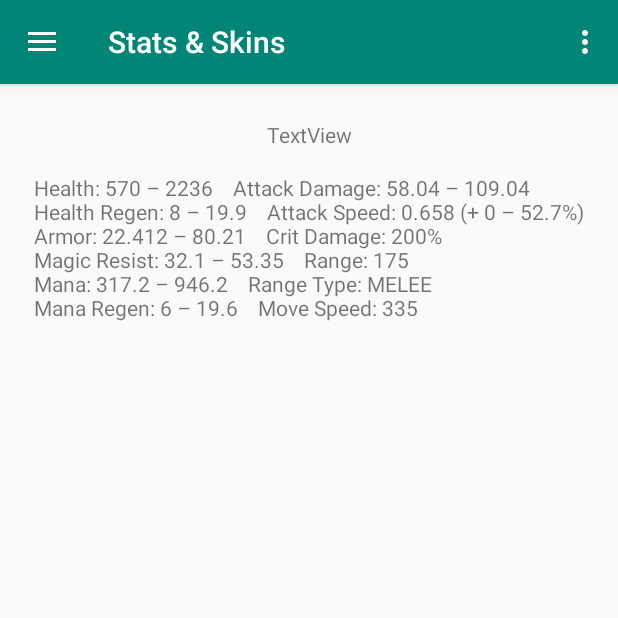
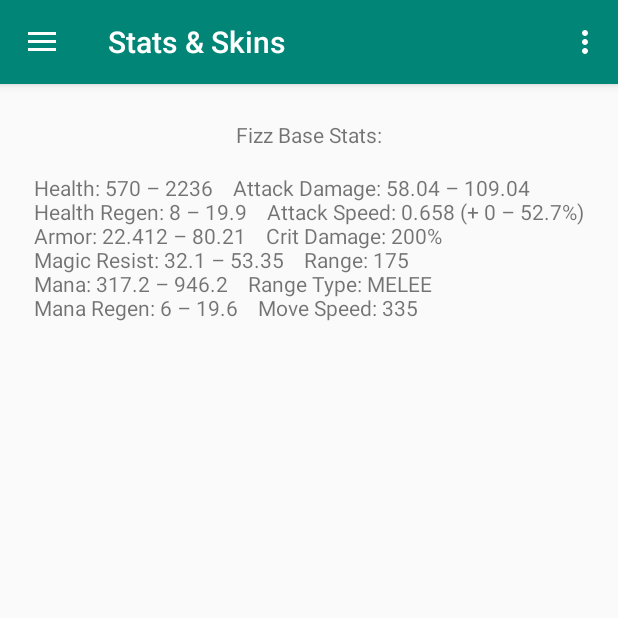
Before and after one commit to JacksonMcLane/ChampionSpotlight, an Android app: the screen it shows after launch (ChampionSpotlightActivity), after a tap on an icon or button, on a phone screen of 412 x 824 dp, the top half of it. Run offline under Robolectric (Android 15) with nearby library versions, the phone set to English and light mode, and no system bars; 1 other tap on this screen came first.

Commit message:
Made things work

```diff
--- a/app/build.gradle
+++ b/app/build.gradle
@@ -25,6 +25,7 @@ dependencies {
     implementation 'androidx.constraintlayout:constraintlayout:1.1.3'
     implementation 'androidx.legacy:legacy-support-v4:1.0.0'
     implementation 'com.google.android.material:material:1.0.0'
+    implementation 'com.synnapps:carouselview:0.1.5'
     testImplementation 'junit:junit:4.12'
     androidTestImplementation 'androidx.test:runner:1.2.0'
     androidTestImplementation 'androidx.test.espresso:espresso-core:3.2.0'
--- a/app/src/main/java/com/example/championspotlight/StatsSkinsFragment.java
+++ b/app/src/main/java/com/example/championspotlight/StatsSkinsFragment.java
@@ -2,7 +2,6 @@ package com.example.championspotlight;
 
 import androidx.annotation.NonNull;
 import androidx.annotation.Nullable;
-import androidx.appcompat.app.AppCompatActivity;
 import androidx.fragment.app.Fragment;
 
 import android.os.Bundle;
@@ -11,17 +10,15 @@ import android.view.View;
 import android.view.ViewGroup;
 import android.widget.TextView;
 
-import org.w3c.dom.Text;
-
 public class StatsSkinsFragment extends Fragment {
 
-    private TextView textViewStats;
+    private TextView textViewStats, textViewStatsHeader;
 
     @Nullable
     @Override
     public View onCreateView(@NonNull LayoutInflater inflater, @Nullable ViewGroup container, @Nullable Bundle savedInstanceState) {
         View rootView = inflater.inflate(R.layout.activity_stats_skins_fragment, container, false);
-        textViewStats = rootView.findViewById(R.id.textView_stats_text);
+        wireWidgets(rootView);
         textViewStats.setText(
                 "Health: 570 – 2236    Attack Damage: 58.04 – 109.04\n" +
                 "Health Regen: 8 – 19.9    Attack Speed: 0.658 (+ 0 – 52.7%)\n" +
@@ -29,11 +26,12 @@ public class StatsSkinsFragment extends Fragment {
                 "Magic Resist: 32.1 – 53.35    Range: 175\n" +
                 "Mana: 317.2 – 946.2    Range Type: MELEE\n" +
                 "Mana Regen: 6 – 19.6    Move Speed: 335");
-        wireWidgets(rootView);
+        textViewStatsHeader.setText(R.string.fizz_base_stats);
         return rootView;
     }
 
     private void wireWidgets(View rootView) {
         textViewStats = rootView.findViewById(R.id.textView_stats_text);
+        textViewStatsHeader = rootView.findViewById(R.id.textView_stats_header);
     }
 }
--- a/app/src/main/res/values/strings.xml
+++ b/app/src/main/res/values/strings.xml
@@ -5,6 +5,7 @@
     <string name="navigation_drawer_close">Close navigation drawer</string>
     <string name="nav_header_title">Fizz</string>
     <string name="nav_header_subtitle">The Tidal Trickster</string>
+    <string name="fizz_base_stats">Fizz Base Stats:</string>
     <string name="nav_header_desc">Navigation header</string>
     <string name="action_settings">Settings</string>
     <string name="menu_stats_skins">Stats &amp; Skins</string>
```
